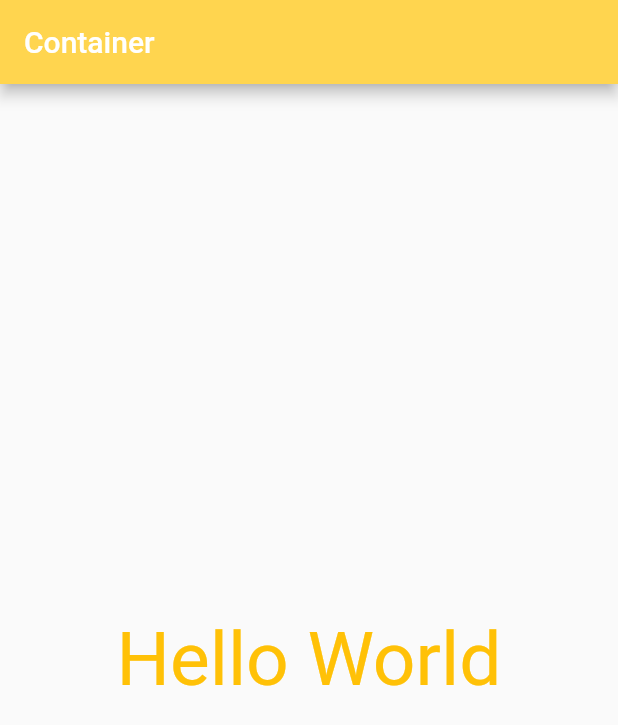
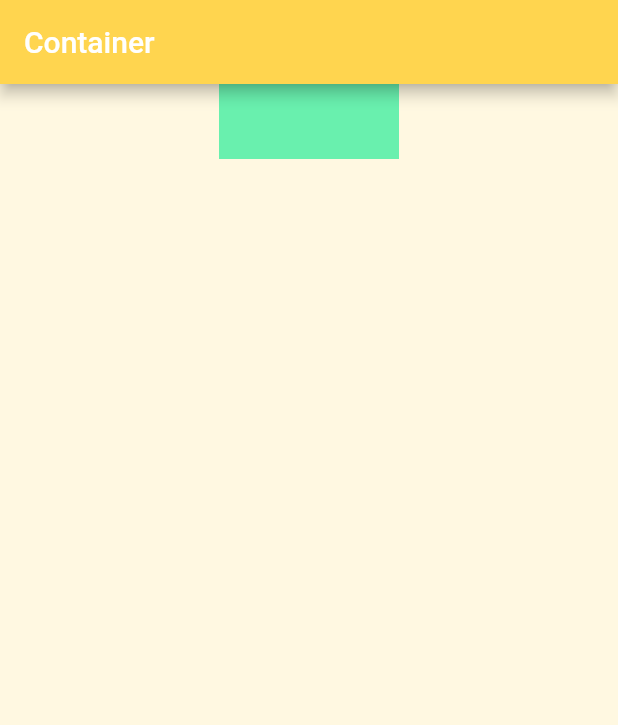
Before and after one commit to najmulmyself/learning_flutter, a Flutter app: the screen it shows after launch, on a phone screen of 412 x 824 dp. Shown: the top 725 px of the screen. Run offline on Flutter 3.47's test engine with Material 2 defaults, Android fonts, the phone set to English and light mode, and no system bars.

Commit message:
column added and block element added

```diff
--- a/lib/main.dart
+++ b/lib/main.dart
@@ -20,13 +20,27 @@ class MyApp extends StatelessWidget {
               "Container",
             ),
           ),
-        body: Center(
-          child: Text(
-            "Hello World",
-            style: TextStyle(color: Colors.amber, fontSize: 50.0),
+          body:
+              // Center(
+              //   child: Text(
+              //     "Hello World",
+              //     style: TextStyle(color: Colors.amber, fontSize: 50.0),
+              //   ),
+              // ),
+              Container(
+            width: double.infinity,
+            height: double.infinity,
+            color: Colors.amber.shade50,
+            child: Column(
+              children: [
+                Container(
+                  width: 120,
+                  height: 50,
+                  color: Colors.greenAccent,
+                )
+              ],
             ),
-        ),
-      ),
+          )),
     );
   }
 }
```
Lines whose indentation alone changed are shown as unchanged.
